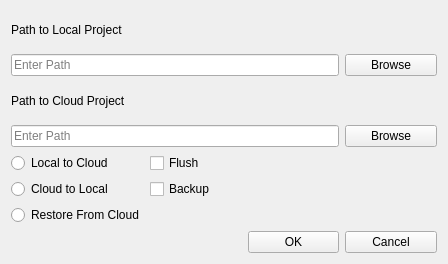
This is lib/rapuma/dialog/menu_project_cloud_dlg.ui in sillsdev/rapuma as Qt 5 draws it before an edit. The edited form follows.
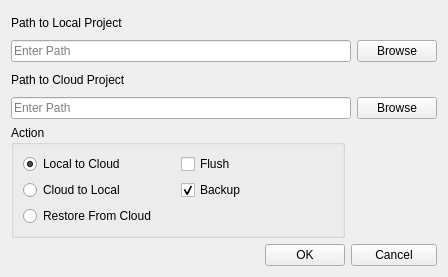
This is the edited form.

Commit message: Work on cloud dialog - testing

```diff
--- a/lib/rapuma/dialog/menu_project_cloud_dlg.ui
+++ b/lib/rapuma/dialog/menu_project_cloud_dlg.ui
@@ -7,41 +7,27 @@
     <x>0</x>
     <y>0</y>
     <width>448</width>
-    <height>264</height>
+    <height>277</height>
    </rect>
   </property>
   <property name="windowTitle">
    <string>Rapuma - Manage Cloud</string>
   </property>
-  <layout class="QGridLayout" name="gridLayout">
-   <item row="4" column="0">
-    <widget class="QRadioButton" name="radioButtonPush">
+  <layout class="QGridLayout" name="gridLayout_2">
+   <item row="0" column="0">
+    <widget class="QLabel" name="labelPathLocal">
      <property name="text">
-      <string>Local to Cloud</string>
+      <string>Path to Local Project</string>
      </property>
     </widget>
    </item>
-   <item row="7" column="2">
-    <widget class="QPushButton" name="pushButtonOk">
+   <item row="1" column="0" colspan="3">
+    <widget class="QLineEdit" name="lineEditProjectLocal">
      <property name="toolTip">
       <string>Remove a selected project</string>
      </property>
-     <property name="text">
-      <string>OK</string>
-     </property>
-    </widget>
-   </item>
-   <item row="7" column="3">
-    <widget class="QPushButton" name="pushButtonCancel">
-     <property name="text">
-      <string>Cancel</string>
-     </property>
-    </widget>
-   </item>
-   <item row="5" column="0">
-    <widget class="QRadioButton" name="radioButtonPull">
-     <property name="text">
-      <string>Cloud to Local</string>
+     <property name="placeholderText">
+      <string>Enter Path</string>
      </property>
     </widget>
    </item>
@@ -55,13 +41,20 @@
      </property>
     </widget>
    </item>
-   <item row="5" column="1">
-    <widget class="QCheckBox" name="checkBoxBackup">
-     <property name="toolTip">
-      <string>Create a backup of the project before replacing it with cloud version</string>
-     </property>
+   <item row="2" column="0">
+    <widget class="QLabel" name="labelPathCloud">
      <property name="text">
-      <string>Backup</string>
+      <string>Path to Cloud Project</string>
+     </property>
+    </widget>
+   </item>
+   <item row="3" column="0" colspan="3">
+    <widget class="QLineEdit" name="lineEditProjectCloud">
+     <property name="toolTip">
+      <string>Enter the path to the cloud project</string>
+     </property>
+     <property name="placeholderText">
+      <string>Enter Path</string>
      </property>
     </widget>
    </item>
@@ -75,14 +68,46 @@
      </property>
     </widget>
    </item>
-   <item row="6" column="0">
+   <item row="4" column="0" colspan="2">
+    <widget class="QGroupBox" name="groupBoxAction">
+     <property name="toolTip">
+      <string>Define the action to be taken</string>
+     </property>
+     <property name="title">
+      <string>Action</string>
+     </property>
+     <layout class="QGridLayout" name="gridLayout">
+      <item row="0" column="0">
+       <widget class="QRadioButton" name="radioButtonPush">
+        <property name="toolTip">
+         <string>Update (push to) the cloud with local project data</string>
+        </property>
+        <property name="text">
+         <string>Local to Cloud</string>
+        </property>
+        <property name="checked">
+         <bool>true</bool>
+        </property>
+       </widget>
+      </item>
+      <item row="1" column="0">
+       <widget class="QRadioButton" name="radioButtonPull">
+        <property name="toolTip">
+         <string>Update the local project with data pulled from the cloud</string>
+        </property>
+        <property name="text">
+         <string>Cloud to Local</string>
+        </property>
+       </widget>
+      </item>
+      <item row="2" column="0">
     <widget class="QRadioButton" name="radioButtonRestore">
      <property name="text">
       <string>Restore From Cloud</string>
      </property>
     </widget>
    </item>
-   <item row="4" column="1">
+      <item row="0" column="1">
     <widget class="QCheckBox" name="checkBoxFlush">
      <property name="toolTip">
       <string>Replace the cloud version with the local version</string>
@@ -92,41 +117,23 @@
      </property>
     </widget>
    </item>
-   <item row="2" column="0">
-    <widget class="QLabel" name="labelPathCloud">
-     <property name="text">
-      <string>Path to Cloud Project</string>
-     </property>
-    </widget>
-   </item>
-   <item row="0" column="0">
-    <widget class="QLabel" name="labelPathLocal">
+      <item row="1" column="1">
+       <widget class="QCheckBox" name="checkBoxBackup">
+        <property name="toolTip">
+         <string>Create a backup of the project before replacing it with cloud version</string>
+        </property>
      <property name="text">
-      <string>Path to Local Project</string>
-     </property>
-    </widget>
-   </item>
-   <item row="1" column="0" colspan="3">
-    <widget class="QLineEdit" name="lineEditProjectLocal">
-     <property name="toolTip">
-      <string>Enter the path to the local project</string>
-     </property>
-     <property name="placeholderText">
-      <string>Enter Path</string>
-     </property>
-    </widget>
-   </item>
-   <item row="3" column="0" colspan="3">
-    <widget class="QLineEdit" name="lineEditProjectCloud">
-     <property name="toolTip">
-      <string>Enter the path to the cloud project</string>
-     </property>
-     <property name="placeholderText">
-      <string>Enter Path</string>
-     </property>
+         <string>Backup</string>
+        </property>
+        <property name="checked">
+         <bool>true</bool>
+        </property>
+       </widget>
+      </item>
+     </layout>
     </widget>
    </item>
-   <item row="7" column="0" colspan="2">
+   <item row="5" column="0">
     <spacer name="horizontalSpacer">
      <property name="orientation">
       <enum>Qt::Horizontal</enum>
@@ -139,6 +146,23 @@
      </property>
     </spacer>
    </item>
+   <item row="5" column="1">
+    <widget class="QPushButton" name="pushButtonOk">
+     <property name="toolTip">
+      <string>Remove a selected project</string>
+     </property>
+     <property name="text">
+      <string>OK</string>
+     </property>
+    </widget>
+   </item>
+   <item row="5" column="2" colspan="2">
+    <widget class="QPushButton" name="pushButtonCancel">
+     <property name="text">
+      <string>Cancel</string>
+     </property>
+    </widget>
+   </item>
   </layout>
  </widget>
  <tabstops>
```
Left out of the diff: 16 changed lines with no effect on the pictures. Lines whose indentation alone changed are shown as unchanged. The commit also changes 11 other files.
